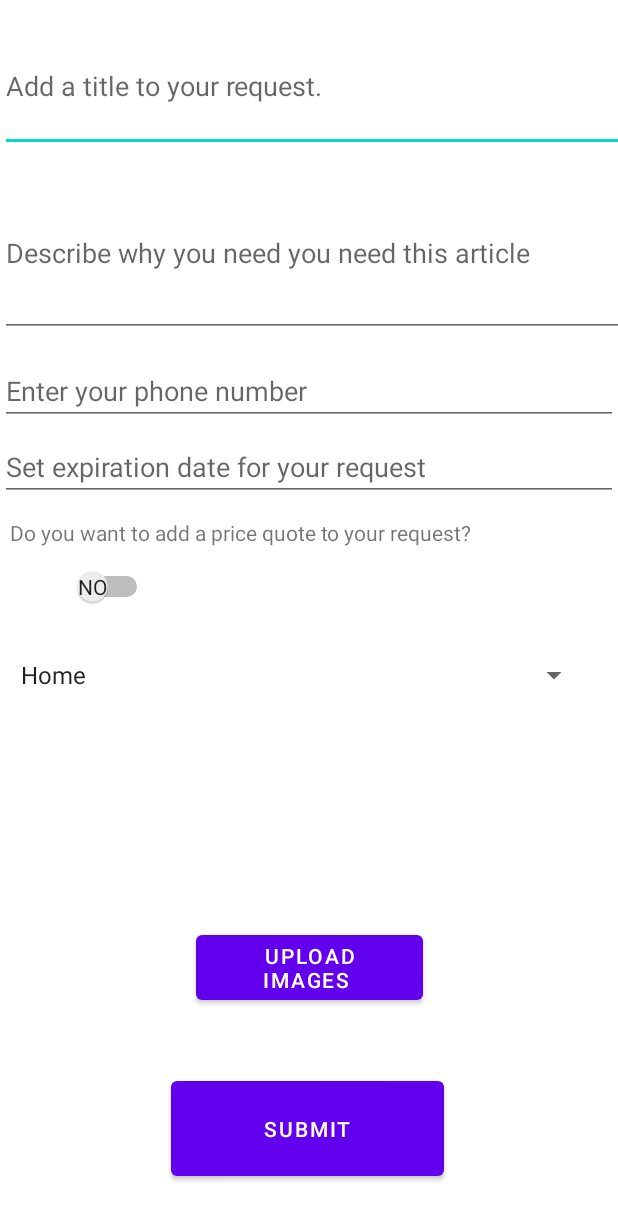
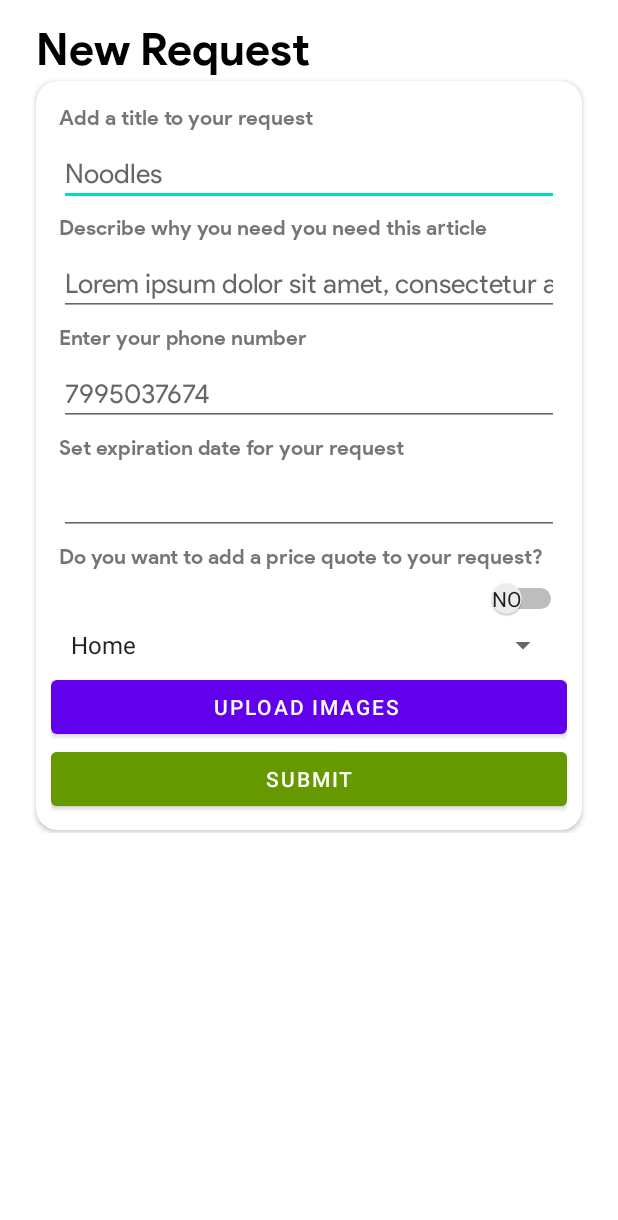
Before and after one commit to BroadwayFriends/FriendlyNeighborAndroid, an Android app: the postRequirementActivity screen opened directly, with no data from a screen before it, on a phone screen of 412 x 824 dp. Shown: the top 1220 px of the screen. Run offline under Robolectric (Android 15) with nearby library versions, the phone set to English and light mode, and no system bars; our stand-ins replace Volley; libraries missing offline, so code that uses them is left out: com.appyvet.materialrangebar, com.basgeekball.awesomevalidation; network calls fail; 4 statements that could not run were skipped.

Commit message:
Request Form Bsic Design

```diff
--- a/app/src/main/java/me/twodee/friendlyneighbor/postRequirementActivity.java
+++ b/app/src/main/java/me/twodee/friendlyneighbor/postRequirementActivity.java
@@ -8,6 +8,7 @@ import android.app.DatePickerDialog;
 import android.content.ClipData;
 import android.content.Intent;
 import android.database.Cursor;
+import android.graphics.Color;
 import android.icu.text.DecimalFormat;
 import android.icu.text.NumberFormat;
 import android.net.Uri;
@@ -20,6 +21,7 @@ import android.text.TextWatcher;
 import android.util.Log;
 import android.util.Patterns;
 import android.view.View;
+import android.view.WindowManager;
 import android.widget.AdapterView;
 import android.widget.ArrayAdapter;
 import android.widget.Button;
@@ -89,6 +91,9 @@ public class postRequirementActivity extends AppCompatActivity {
     @Override
     protected void onCreate(Bundle savedInstanceState) {
         super.onCreate(savedInstanceState);
+        getWindow().setFlags(WindowManager.LayoutParams.FLAG_LAYOUT_NO_LIMITS,
+                WindowManager.LayoutParams.FLAG_LAYOUT_NO_LIMITS);
+        getWindow().setStatusBarColor(Color.TRANSPARENT);
         setContentView(R.layout.activity_post_requirement);
         editTextTitle = (EditText) findViewById(R.id.editTextTitle);
         editTextDescription = (EditText) findViewById(R.id.editTextDescription);
--- a/app/src/main/res/layout/activity_post_requirement.xml
+++ b/app/src/main/res/layout/activity_post_requirement.xml
@@ -1,9 +1,10 @@
 <?xml version="1.0" encoding="utf-8"?>
-<androidx.constraintlayout.widget.ConstraintLayout xmlns:android="http://schemas.android.com/apk/res/android"
+<LinearLayout xmlns:android="http://schemas.android.com/apk/res/android"
     xmlns:app="http://schemas.android.com/apk/res-auto"
     xmlns:tools="http://schemas.android.com/tools"
     android:layout_width="match_parent"
     android:layout_height="match_parent"
+    android:padding="14dp"
     tools:context="me.twodee.friendlyneighbor.postRequirementActivity">
 
 
@@ -16,166 +17,173 @@
 <!--        android:ems="10"-->
 <!--        android:hint="Select an expiration date for the request."  />-->
 
-
+    <LinearLayout
+        android:layout_width="match_parent"
+        android:layout_height="wrap_content"
+        android:orientation="vertical">
+        <!-- Form Title -->
+        <TextView
+            android:layout_width="match_parent"
+            android:layout_height="wrap_content"
+            android:text="New Request"
+            android:textSize="30dp"
+            android:layout_marginLeft="10dp"
+            android:fontFamily="@font/product_sans_bold"
+            android:textColor="@android:color/black"/>
+        <androidx.cardview.widget.CardView
+            android:layout_width="match_parent"
+            android:layout_height="wrap_content"
+            app:cardCornerRadius="14dp"
+            android:layout_marginLeft="10dp"
+            android:layout_marginTop="2dp"
+            android:layout_marginRight="10dp"
+            android:layout_marginBottom="2dp">
+            <LinearLayout
+                android:layout_width="match_parent"
+                android:layout_height="wrap_content"
+                android:orientation="vertical"
+                android:padding="10dp">
+                <!-- Request Title -->
+                <TextView
+                android:layout_width="match_parent"
+                android:layout_height="wrap_content"
+                android:text="Add a title to your request"
+                android:fontFamily="@font/product_sans_bold"
+                android:layout_margin="5dp"/>
                 <EditText
                 android:id="@+id/editTextTitle"
-        android:layout_width="417dp"
-        android:layout_height="88dp"
-
-        android:ems="10"
-        android:hint="Add a title to your request."
+                android:layout_width="match_parent"
+                android:layout_height="wrap_content"
+                android:hint="Noodles"
+                android:fontFamily="@font/product_sans_regular"
+                android:layout_marginTop="2dp"
+                android:layout_marginLeft="5dp"
+                android:layout_marginRight="5dp"
                 android:inputType="textEmailSubject"
-        app:layout_constraintBottom_toBottomOf="parent"
-        app:layout_constraintEnd_toEndOf="parent"
-        app:layout_constraintHorizontal_bias="0.0"
-        app:layout_constraintStart_toStartOf="parent"
-        app:layout_constraintTop_toTopOf="parent"
-        app:layout_constraintVertical_bias="0.018"
-        android:importantForAutofill="no" />
-
+                android:importantForAutofill="no"/>
+                <!-- Description -->
+                <TextView
+                    android:layout_width="match_parent"
+                    android:layout_height="wrap_content"
+                    android:text="Describe why you need you need this article"
+                    android:fontFamily="@font/product_sans_bold"
+                    android:layout_margin="5dp"/>
                 <EditText
                     android:id="@+id/editTextDescription"
-        android:layout_width="440dp"
-        android:layout_height="111dp"
-        android:ems="10"
-        android:hint="Describe why you need you need this article"
+                    android:layout_width="match_parent"
+                    android:layout_height="wrap_content"
+                    android:hint="@string/dummy_text"
+                    android:fontFamily="@font/product_sans_regular"
+                    android:layout_marginTop="2dp"
+                    android:layout_marginLeft="5dp"
+                    android:layout_marginRight="5dp"
                     android:inputType="text"
                     android:lines="4"
                     android:scrollbars="vertical"
-        app:layout_constraintBottom_toBottomOf="parent"
-        app:layout_constraintStart_toStartOf="parent"
-        app:layout_constraintTop_toTopOf="parent"
-        app:layout_constraintVertical_bias="0.159" />
-
+                    android:importantForAutofill="no"/>
+                <!-- Phone Number -->
+                <TextView
+                android:layout_width="match_parent"
+                android:layout_height="wrap_content"
+                android:text="Enter your phone number"
+                android:fontFamily="@font/product_sans_bold"
+                android:layout_margin="5dp"/>
                 <EditText
                     android:id="@+id/editTextPhone"
                     android:layout_width="match_parent"
                     android:layout_height="wrap_content"
-        android:ems="10"
-        android:hint="Enter your phone number"
-        android:inputType="text"
-        app:layout_constraintBottom_toBottomOf="parent"
-        app:layout_constraintEnd_toEndOf="parent"
-        app:layout_constraintHorizontal_bias="0.0"
-        app:layout_constraintStart_toStartOf="parent"
-        app:layout_constraintTop_toTopOf="parent"
-        app:layout_constraintVertical_bias="0.306" />
-
-
+                    android:hint="7995037674"
+                    android:fontFamily="@font/product_sans_regular"
+                    android:layout_marginTop="2dp"
+                    android:layout_marginLeft="5dp"
+                    android:layout_marginRight="5dp"
+                    android:inputType="text"/>
+                <!-- Date -->
+                <TextView
+                    android:layout_width="match_parent"
+                    android:layout_height="wrap_content"
+                    android:text="Set expiration date for your request"
+                    android:fontFamily="@font/product_sans_bold"
+                    android:layout_margin="5dp"/>
                 <EditText
                     android:id="@+id/editTextDate"
                     android:layout_width="match_parent"
                     android:layout_height="wrap_content"
-        android:layout_weight="0.0"
-
-        android:hint="Set expiration date for your request"
-
-        app:layout_constraintBottom_toBottomOf="parent"
-        app:layout_constraintEnd_toEndOf="parent"
-        app:layout_constraintHorizontal_bias="0.0"
-        app:layout_constraintStart_toStartOf="parent"
-        app:layout_constraintTop_toTopOf="parent"
-        app:layout_constraintVertical_bias="0.371" />
-
-    <Spinner
+                    android:fontFamily="@font/product_sans_regular"
+                    android:layout_marginTop="2dp"
+                    android:layout_marginLeft="5dp"
+                    android:layout_marginRight="5dp"/>
+                <!-- Price -->
+                <TextView
+                    android:id="@+id/textView"
+                    android:layout_width="match_parent"
+                    android:layout_height="wrap_content"
+                    android:text="Do you want to add a price quote to your request?"
+                    android:fontFamily="@font/product_sans_bold"
+                    android:layout_margin="5dp"/>
+                <!-- Switch for Price Quote -->
+                <Switch
+                    android:id="@+id/switchPrice"
+                    android:layout_width="match_parent"
+                    android:layout_height="wrap_content"
+                    android:showText="true"
+                    android:textOff="No"
+                    android:textOn="Yes"/>
+                <!-- Enter Price -->
+                <EditText
+                    android:id="@+id/editTextPrice"
+                    android:layout_width="match_parent"
+                    android:layout_height="wrap_content"
+                    android:hint="Enter price in INR"
+                    android:fontFamily="@font/product_sans_regular"
+                    android:textSize="14dp"
+                    android:inputType="number"/>
+                <!-- Spinner -->
+                <androidx.appcompat.widget.AppCompatSpinner
                     android:id="@+id/spinnerChooseLocation"
-        android:layout_width="387dp"
-        android:layout_height="45dp"
-        app:layout_constraintBottom_toBottomOf="parent"
-        app:layout_constraintEnd_toEndOf="parent"
-        app:layout_constraintHorizontal_bias="0.25"
-        app:layout_constraintStart_toStartOf="parent"
-        app:layout_constraintTop_toTopOf="parent"
-        app:layout_constraintVertical_bias="0.549" />
-
+                    android:layout_width="match_parent"
+                    android:layout_height="wrap_content"
+                    android:layout_margin="5dp"/>
+                <!-- Change Location -->
                 <EditText
                     android:id="@+id/editTextAddress"
-        android:layout_width="229dp"
-        android:layout_height="106dp"
+                    android:layout_width="match_parent"
+                    android:layout_height="wrap_content"
                     android:hint="Click to Change Location "
+                    android:fontFamily="@font/product_sans_regular"
+                    android:textSize="14dp"
                     android:importantForAutofill="no"
-        android:inputType="text"
-        app:layout_constraintBottom_toBottomOf="parent"
-        app:layout_constraintEnd_toEndOf="parent"
-        app:layout_constraintHorizontal_bias="0.032"
-        app:layout_constraintStart_toStartOf="parent"
-        app:layout_constraintTop_toTopOf="parent"
-        app:layout_constraintVertical_bias="0.675" />
-
+                    android:inputType="text"/>
+                <!-- Default Distance -->
                 <EditText
                     android:id="@+id/editTextDistance"
-        android:layout_width="158dp"
-        android:layout_height="41dp"
+                    android:layout_width="match_parent"
+                    android:layout_height="wrap_content"
                     android:hint="Default Distance"
-        app:layout_constraintBottom_toBottomOf="parent"
-        app:layout_constraintEnd_toEndOf="parent"
-        app:layout_constraintHorizontal_bias="0.936"
-        app:layout_constraintStart_toStartOf="parent"
-        app:layout_constraintTop_toTopOf="parent"
-        app:layout_constraintVertical_bias="0.611" />
+                    android:fontFamily="@font/product_sans_regular"
+                    android:textSize="14dp"/>
+                <!-- Upload Images Button -->
+                <com.google.android.material.button.MaterialButton
+                    android:id="@+id/btnUploadImage"
+                    android:layout_width="match_parent"
+                    android:layout_height="wrap_content"
+                    android:text="@string/upload_image"/>
+                <!-- Submit Button -->
+                <com.google.android.material.button.MaterialButton
+                    android:id="@+id/buttonSubmit"
+                    android:layout_width="match_parent"
+                    android:layout_height="wrap_content"
+                    android:text="Submit"
+                    android:backgroundTint="@android:color/holo_green_dark"/>
+            </LinearLayout>
 
-    <EditText
-        android:id="@+id/editTextPrice"
-        android:layout_width="95dp"
-        android:layout_height="45dp"
-        android:hint="Enter price in INR"
+        </androidx.cardview.widget.CardView>
 
-        android:inputType="number"
-        app:layout_constraintBottom_toBottomOf="parent"
-        app:layout_constraintEnd_toEndOf="parent"
-        app:layout_constraintHorizontal_bias="0.806"
-        app:layout_constraintStart_toStartOf="parent"
-        app:layout_constraintTop_toTopOf="parent"
-        app:layout_constraintVertical_bias="0.469" />
-
-    <Switch
-        android:id="@+id/switchPrice"
-        android:layout_width="96dp"
-        android:layout_height="39dp"
-        android:showText="true"
-        android:textOff="No"
-        android:textOn="Yes"
-        app:layout_constraintBottom_toBottomOf="parent"
-        app:layout_constraintEnd_toEndOf="parent"
-        app:layout_constraintHorizontal_bias="0.019"
-        app:layout_constraintStart_toStartOf="parent"
-        app:layout_constraintTop_toTopOf="parent"
-        app:layout_constraintVertical_bias="0.473" />
-
-    <TextView
-        android:id="@+id/textView"
-        android:layout_width="398dp"
-        android:layout_height="75dp"
-        android:text="Do you want to add a price quote to your request?"
-        app:layout_constraintBottom_toBottomOf="parent"
-        app:layout_constraintEnd_toEndOf="parent"
-        app:layout_constraintHorizontal_bias="0.461"
-        app:layout_constraintStart_toStartOf="parent"
-        app:layout_constraintTop_toTopOf="parent"
-        app:layout_constraintVertical_bias="0.461" />
-
-    <Button
-        android:id="@+id/btnUploadImage"
-        android:layout_width="151dp"
-        android:layout_height="55dp"
-        android:text="@string/upload_image"
-        app:layout_constraintBottom_toBottomOf="parent"
-        app:layout_constraintEnd_toEndOf="parent"
-        app:layout_constraintStart_toStartOf="parent"
-        app:layout_constraintTop_toTopOf="parent"
-        app:layout_constraintVertical_bias="0.803" />
-
-    <Button
-        android:id="@+id/buttonSubmit"
-        android:layout_width="182dp"
-        android:layout_height="75dp"
-        android:text="Submit"
-        app:layout_constraintBottom_toBottomOf="parent"
-        app:layout_constraintEnd_toEndOf="parent"
-        app:layout_constraintHorizontal_bias="0.497"
-        app:layout_constraintStart_toStartOf="parent"
-        app:layout_constraintTop_toTopOf="parent"
-        app:layout_constraintVertical_bias="0.955" />
+    </LinearLayout>
 
 
-</androidx.constraintlayout.widget.ConstraintLayout>
+
+
+
+
+</LinearLayout>
```
Lines whose indentation alone changed are shown as unchanged.
